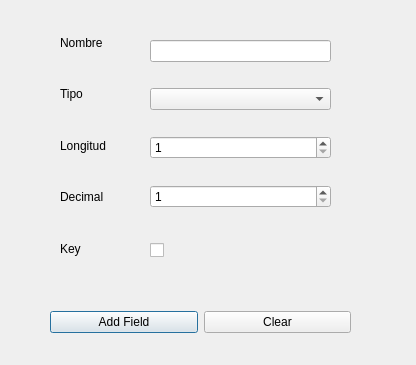
Qt form Access/field_w.ui (dacm26/Proy_Orga) before a commit.
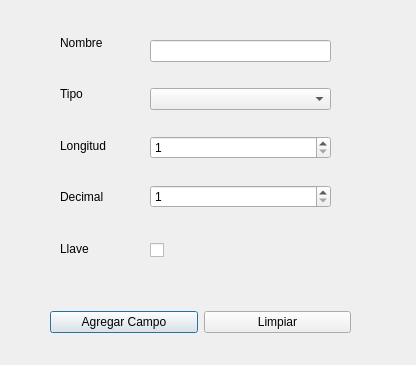
The same form after that commit.

What changed in the file:
```diff
--- a/Access/field_w.ui
+++ b/Access/field_w.ui
@@ -67,7 +67,7 @@
     <item>
      <widget class="QLabel" name="label_5">
       <property name="text">
-       <string>Key</string>
+       <string>Llave</string>
       </property>
      </widget>
     </item>
@@ -86,14 +86,14 @@
     <item>
      <widget class="QPushButton" name="field_add">
       <property name="text">
-       <string>Add Field</string>
+       <string>Agregar Campo</string>
       </property>
      </widget>
     </item>
     <item>
      <widget class="QPushButton" name="field_clear">
       <property name="text">
-       <string>Clear</string>
+       <string>Limpiar</string>
       </property>
      </widget>
     </item>
```
Left out of the diff: 3 changed lines with no effect on the pictures.
